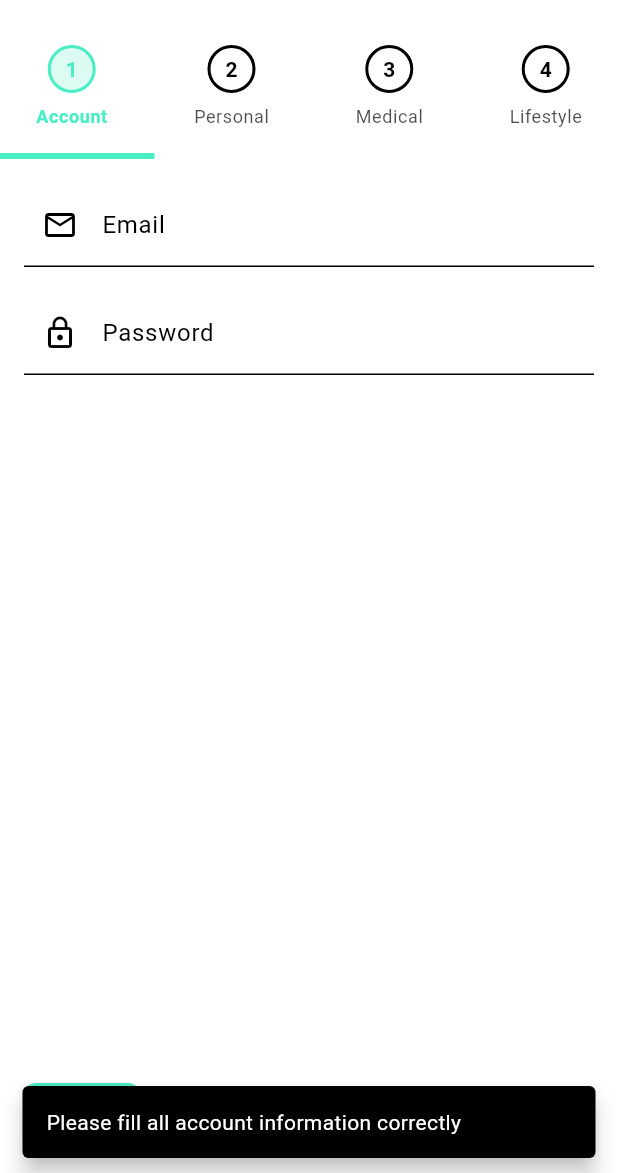
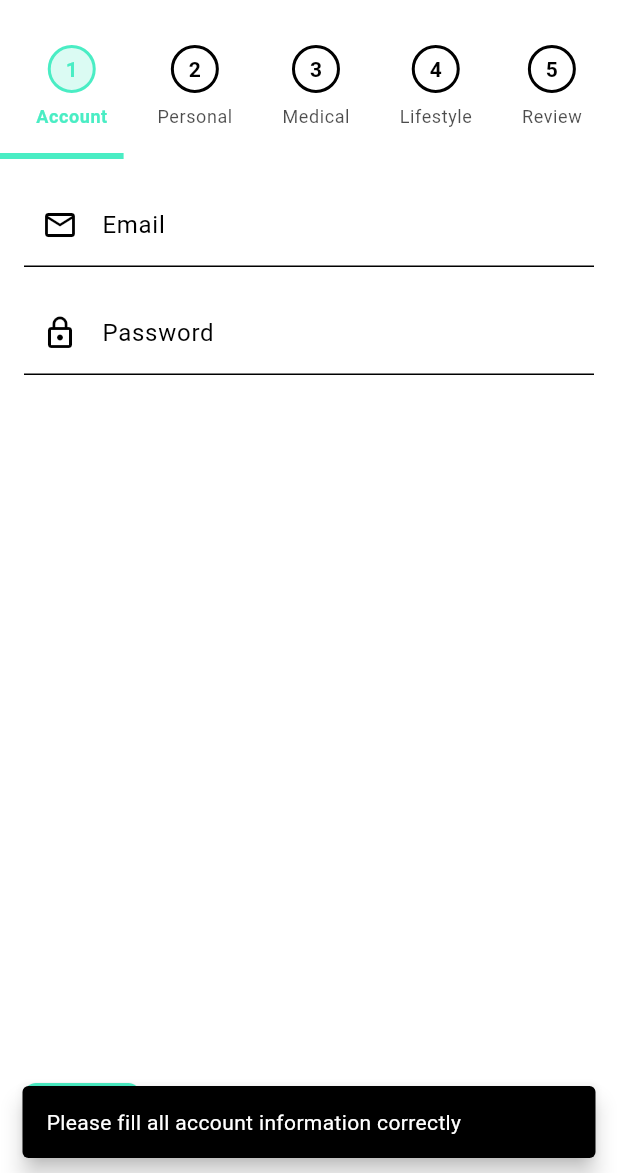
Before and after one commit to Cerebrum-Ai/Cerebrum-mobile-frontend, a Flutter app: the SignupScreen screen opened directly, after a tap on "Next", on a phone screen of 412 x 824 dp, the part 63-1236 px from its top. Run offline on Flutter 3.47's test engine with Material 3 defaults, Android fonts, the phone set to English and light mode, and no system bars; our stand-ins replace image_picker, permission_handler, shared_preferences, supabase_flutter; accounts and stored records are empty.

Commit message:
updated_sign_up_with_review

```diff
--- /dev/null
+++ b/lib/components/review_submit.dart
@@ -0,0 +1,216 @@
+import 'package:flutter/material.dart';
+
+class ReviewSubmit extends StatefulWidget {
+  final Map<String, String> formData;
+  final VoidCallback prevStep;
+  final VoidCallback handleSubmit;
+
+  const ReviewSubmit({
+    super.key,
+    required this.formData,
+    required this.prevStep,
+    required this.handleSubmit,
+  });
+
+  @override
+  State<ReviewSubmit> createState() => _ReviewSubmitState();
+}
+
+class _ReviewSubmitState extends State<ReviewSubmit> {
+  bool _acceptedTerms = false;
+
+  @override
+  Widget build(BuildContext context) {
+    final theme = Theme.of(context);
+
+    return SingleChildScrollView(
+      padding: const EdgeInsets.all(16.0),
+      child: Column(
+        crossAxisAlignment: CrossAxisAlignment.start,
+        children: [
+          Text(
+            'Review Your Information',
+            style: theme.textTheme.headlineMedium?.copyWith(
+              fontWeight: FontWeight.w600,
+              background: Paint()
+                ..shader = const LinearGradient(
+                  colors: [
+                    Color(0xFFE81CFF),
+                    Color(0xFF40C9FF),
+                  ],
+                ).createShader(const Rect.fromLTWH(0.0, 0.0, 200.0, 70.0)),
+            ),
+            textAlign: TextAlign.center,
+          ),
+          const SizedBox(height: 24),
+          _buildReviewSection(
+            'Account Information',
+            [
+              _buildReviewItem('Email', widget.formData['email'] ?? ''),
+            ],
+          ),
+          const SizedBox(height: 24),
+          _buildReviewSection(
+            'Personal Information',
+            [
+              _buildReviewItem('First Name', widget.formData['firstName'] ?? ''),
+              _buildReviewItem('Last Name', widget.formData['lastName'] ?? ''),
+              _buildReviewItem('Date of Birth', widget.formData['dateOfBirth'] ?? ''),
+              _buildReviewItem('Gender', widget.formData['gender'] ?? ''),
+            ],
+          ),
+          const SizedBox(height: 24),
+          _buildReviewSection(
+            'Medical Information',
+            [
+              _buildReviewItem('Height', '${widget.formData['height']} cm'),
+              _buildReviewItem('Weight', '${widget.formData['weight']} kg'),
+              _buildReviewItem('Blood Type', widget.formData['bloodType'] ?? ''),
+              _buildReviewItem('Allergies', widget.formData['allergies'] ?? 'None', isFullWidth: true),
+              _buildReviewItem('Medications', widget.formData['medications'] ?? 'None', isFullWidth: true),
+              _buildReviewItem('Medical Conditions', widget.formData['conditions'] ?? 'None', isFullWidth: true),
+              _buildReviewItem('Family History', widget.formData['familyHistory'] ?? 'None', isFullWidth: true),
+            ],
+          ),
+          const SizedBox(height: 24),
+          _buildReviewSection(
+            'Lifestyle Information',
+            [
+              _buildReviewItem('Smoking Status', widget.formData['smokingStatus'] ?? ''),
+              _buildReviewItem('Alcohol Consumption', widget.formData['alcoholConsumption'] ?? ''),
+              _buildReviewItem('Physical Activity', widget.formData['physicalActivity'] ?? ''),
+              _buildReviewItem('Sleep Hours', '${widget.formData['sleepHours']} hours'),
+              _buildReviewItem('Diet Type', widget.formData['diet'] ?? ''),
+              _buildReviewItem('Occupation', widget.formData['occupation'] ?? ''),
+              _buildReviewItem('Stress Level', widget.formData['stressLevel'] ?? ''),
+              _buildReviewItem('Hobbies/Interests', widget.formData['hobbies'] ?? 'None', isFullWidth: true),
+            ],
+          ),
+          const SizedBox(height: 24),
+          Row(
+            mainAxisAlignment: MainAxisAlignment.spaceBetween,
+            children: [
+              TextButton.icon(
+                onPressed: widget.prevStep,
+                icon: const Icon(Icons.arrow_back, size: 16),
+                label: const Text('Previous Step'),
+              ),
+              const Spacer(),
+            ],
+          ),
+          const SizedBox(height: 16),
+          Row(
+            children: [
+              Checkbox(
+                value: _acceptedTerms,
+                onChanged: (value) {
+                  setState(() {
+                    _acceptedTerms = value ?? false;
+                  });
+                },
+                activeColor: theme.colorScheme.primary,
+              ),
+              Expanded(
+                child: Text(
+                  'I understand that my data will be collected to help provide personalized recommendations.',
+                  style: theme.textTheme.bodyMedium?.copyWith(
+                    color: theme.colorScheme.onSurface.withOpacity(0.8),
+                  ),
+                ),
+              ),
+            ],
+          ),
+          const SizedBox(height: 16),
+          SizedBox(
+            width: double.infinity,
+            child: ElevatedButton(
+              onPressed: _acceptedTerms ? widget.handleSubmit : null,
+              style: ElevatedButton.styleFrom(
+                padding: const EdgeInsets.symmetric(vertical: 16),
+                backgroundColor: theme.colorScheme.primary,
+                foregroundColor: theme.colorScheme.onPrimary,
+                disabledBackgroundColor: theme.colorScheme.primary.withOpacity(0.6),
+              ),
+              child: const Text(
+                'Submit',
+                style: TextStyle(
+                  fontSize: 16,
+                  fontWeight: FontWeight.bold,
+                ),
+              ),
+            ),
+          ),
+        ],
+      ),
+    );
+  }
+
+  Widget _buildReviewSection(String title, List<Widget> items) {
+    final theme = Theme.of(context);
+
+    return Container(
+      padding: const EdgeInsets.all(20),
+      decoration: BoxDecoration(
+        color: const Color(0xFF313131),
+        borderRadius: BorderRadius.circular(12),
+      ),
+      child: Column(
+        crossAxisAlignment: CrossAxisAlignment.start,
+        children: [
+          Text(
+            title,
+            style: theme.textTheme.titleLarge?.copyWith(
+              color: Colors.white,
+              fontWeight: FontWeight.w600,
+            ),
+          ),
+          const SizedBox(height: 16),
+          GridView.count(
+            crossAxisCount: 2,
+            shrinkWrap: true,
+            physics: const NeverScrollableScrollPhysics(),
+            mainAxisSpacing: 16,
+            crossAxisSpacing: 16,
+            childAspectRatio: 2.5,
+            children: items,
+          ),
+        ],
+      ),
+    );
+  }
+
+  Widget _buildReviewItem(String label, String value, {bool isFullWidth = false}) {
+    final theme = Theme.of(context);
+
+    return SizedBox(
+      width: isFullWidth ? double.infinity : null,
+      child: Column(
+        crossAxisAlignment: CrossAxisAlignment.start,
+        children: [
+          Text(
+            label,
+            style: theme.textTheme.bodySmall?.copyWith(
+              color: const Color(0xFF717171),
+              fontWeight: FontWeight.w600,
+            ),
+          ),
+          const SizedBox(height: 4),
+          Container(
+            width: double.infinity,
+            padding: const EdgeInsets.symmetric(horizontal: 14, vertical: 10),
+            decoration: BoxDecoration(
+              color: const Color(0xFF414141),
+              borderRadius: BorderRadius.circular(8),
+            ),
+            child: Text(
+              value,
+              style: theme.textTheme.bodyMedium?.copyWith(
+                color: Colors.white,
+              ),
+            ),
+          ),
+        ],
+      ),
+    );
+  }
+}
--- a/lib/screens/signup_screen.dart
+++ b/lib/screens/signup_screen.dart
@@ -2,6 +2,7 @@ import 'package:flutter/material.dart';
 import 'package:provider/provider.dart';
 import '../models/user_model.dart';
 import '../providers/user_provider.dart';
+import '../components/review_submit.dart';
 import 'profile_screen.dart';
 import 'home_screen.dart';
 
@@ -65,7 +66,7 @@ class _SignupScreenState extends State<SignupScreen> {
       return;
     }
 
-    if (_currentStep < 3) {
+    if (_currentStep < 4) {
       _pageController.nextPage(
         duration: const Duration(milliseconds: 300),
         curve: Curves.easeInOut,
@@ -810,6 +811,38 @@ class _SignupScreenState extends State<SignupScreen> {
     );
   }
 
+  Widget _buildReviewSubmitStep() {
+    final formData = {
+      'email': _controllers['email']!.text,
+      'password': _controllers['password']!.text,
+      'firstName': _controllers['firstName']!.text,
+      'lastName': _controllers['lastName']!.text,
+      'dateOfBirth': _controllers['dateOfBirth']!.text,
+      'gender': _controllers['gender']!.text,
+      'height': _controllers['height']!.text,
+      'weight': _controllers['weight']!.text,
+      'bloodType': _controllers['bloodType']!.text,
+      'allergies': _controllers['allergies']!.text,
+      'medications': _controllers['medications']!.text,
+      'conditions': _controllers['conditions']!.text,
+      'familyHistory': _controllers['familyHistory']!.text,
+      'smokingStatus': _controllers['smokingStatus']!.text,
+      'alcoholConsumption': _controllers['alcoholConsumption']!.text,
+      'physicalActivity': _controllers['physicalActivity']!.text,
+      'sleepHours': _controllers['sleepHours']!.text,
+      'diet': _controllers['diet']!.text,
+      'occupation': _controllers['occupation']!.text,
+      'stressLevel': _controllers['stressLevel']!.text,
+      'hobbies': _controllers['hobbies']!.text,
+    };
+
+    return ReviewSubmit(
+      formData: formData,
+      prevStep: _previousStep,
+      handleSubmit: _completeSignup,
+    );
+  }
+
   @override
   Widget build(BuildContext context) {
     final theme = Theme.of(context);
@@ -877,12 +910,19 @@ class _SignupScreenState extends State<SignupScreen> {
                     isCompleted: _currentStep > 3,
                     isCurrent: _currentStep == 3,
                   ),
+                  _buildStepIndicator(
+                    context,
+                    step: 5,
+                    title: 'Review',
+                    isCompleted: _currentStep > 4,
+                    isCurrent: _currentStep == 4,
+                  ),
                 ],
               ),
             ),
             // Progress Bar
             LinearProgressIndicator(
-              value: (_currentStep + 1) / 4,
+              value: (_currentStep + 1) / 5,
               backgroundColor: theme.colorScheme.surface,
               valueColor: AlwaysStoppedAnimation<Color>(theme.colorScheme.primary),
             ),
@@ -895,9 +935,11 @@ class _SignupScreenState extends State<SignupScreen> {
                   _buildPersonalInfoStep(),
                   _buildMedicalInfoStep(),
                   _buildLifestyleInfoStep(),
+                  _buildReviewSubmitStep(),
                 ],
               ),
             ),
+            if (_currentStep < 4)
               Padding(
                 padding: const EdgeInsets.all(16.0),
                 child: Row(
@@ -909,8 +951,8 @@ class _SignupScreenState extends State<SignupScreen> {
                         child: const Text('Previous'),
                       ),
                     ElevatedButton(
-                    onPressed: _currentStep == 3 ? _completeSignup : _nextStep,
-                    child: Text(_currentStep == 3 ? 'Complete' : 'Next'),
+                      onPressed: _nextStep,
+                      child: const Text('Next'),
                     ),
                   ],
                 ),
@@ -929,7 +971,7 @@ class _SignupScreenState extends State<SignupScreen> {
     required bool isCurrent,
   }) {
     final theme = Theme.of(context);
-    final size = 32.0;
+    const size = 32.0;
 
     return Column(
       children: [
```
Lines whose indentation alone changed are shown as unchanged.
